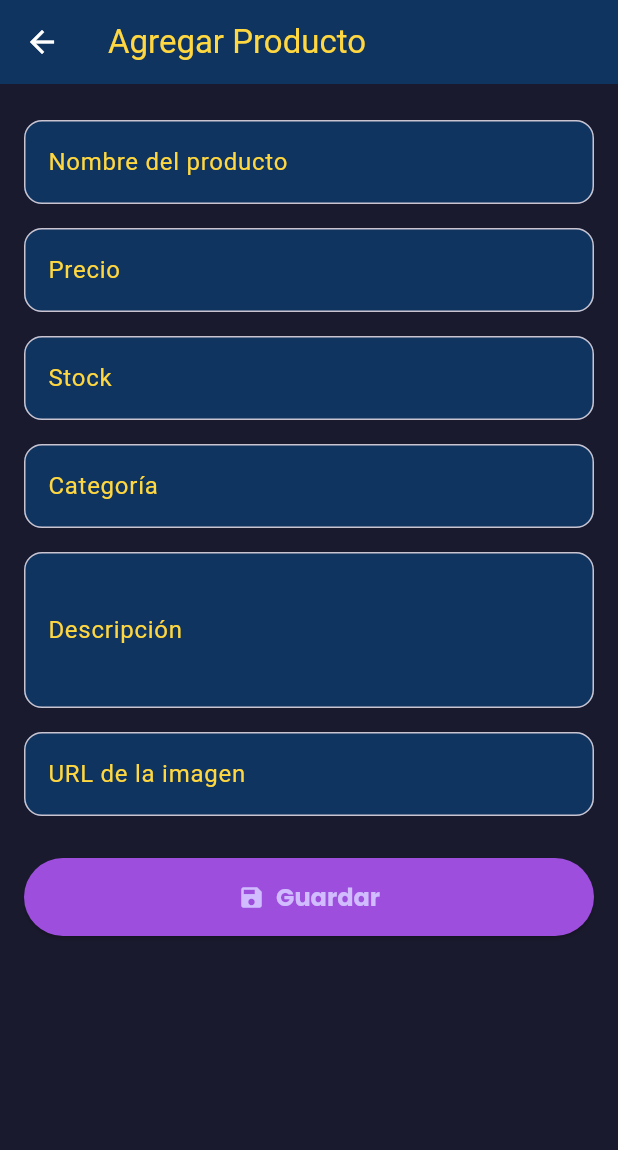
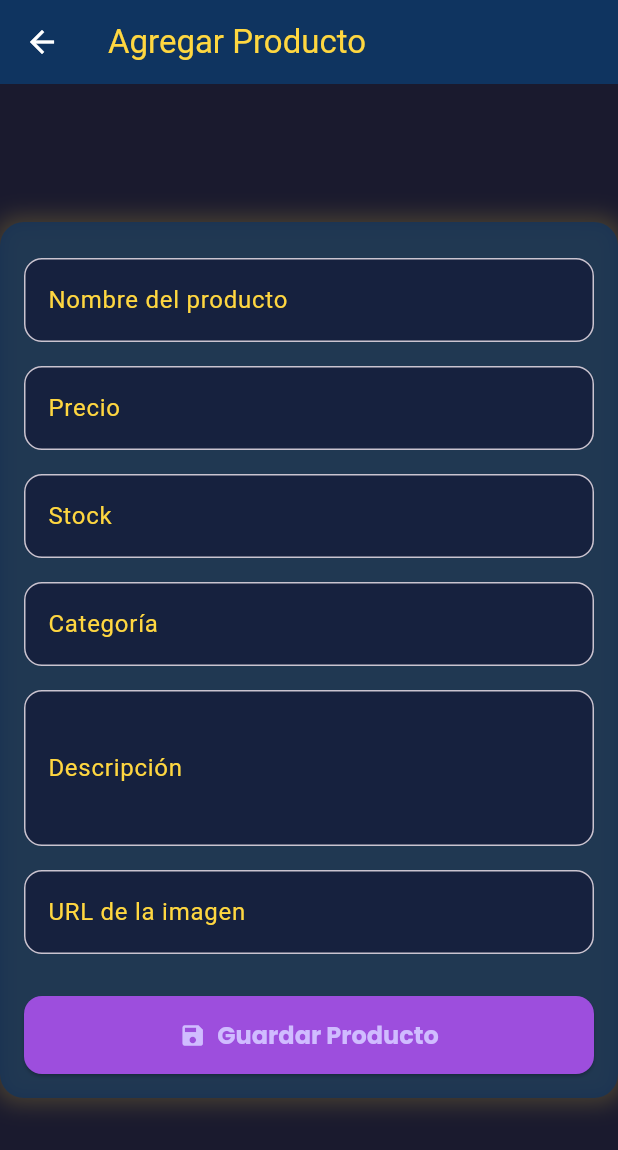
Before and after one commit to gimenavargas/ecomerce, a Flutter app: the AgregarProductoScreen screen opened by its route, on a phone screen of 412 x 824 dp. Shown: the top 1150 px of the screen. Run offline on Flutter 3.47's test engine with Material 3 defaults, Android fonts, the phone set to English and light mode, and no system bars; our stand-ins replace cloud_firestore, firebase_core, google_fonts; accounts and stored records are empty.

Commit message:
añadir productos

```diff
--- a/lib/agregar_producto_screen.dart
+++ b/lib/agregar_producto_screen.dart
@@ -29,12 +29,38 @@ class _AgregarProductoScreenState extends State<AgregarProductoScreen> {
         'image': _imagenController.text,
       });
 
+      if (context.mounted) {
+        ScaffoldMessenger.of(context).showSnackBar(
+          SnackBar(
+            content: Row(
+              children: const [
+                Icon(Icons.check_circle, color: Colors.greenAccent),
+                SizedBox(width: 12),
+                Expanded(child: Text('Producto guardado con éxito 🎉')),
+              ],
+            ),
+            backgroundColor: const Color(0xFF0F3460),
+            behavior: SnackBarBehavior.floating,
+            duration: const Duration(seconds: 3),
+            shape: RoundedRectangleBorder(
+              borderRadius: BorderRadius.circular(16),
+            ),
+            margin: const EdgeInsets.all(16),
+          ),
+        );
+      }
+
+      await Future.delayed(const Duration(milliseconds: 300));
+      if (context.mounted) {
         Navigator.pop(context);
+      }
     }
   }
 
   @override
   Widget build(BuildContext context) {
+    final isLargeScreen = MediaQuery.of(context).size.width > 600;
+
     return Scaffold(
       backgroundColor: const Color(0xFF1A1A2E),
       appBar: AppBar(
@@ -47,11 +73,25 @@ class _AgregarProductoScreenState extends State<AgregarProductoScreen> {
         backgroundColor: const Color(0xFF0F3460),
         iconTheme: const IconThemeData(color: Colors.white),
       ),
-      body: Padding(
+      body: Center(
+        child: Container(
+          constraints: const BoxConstraints(maxWidth: 500),
           padding: const EdgeInsets.all(16),
+          decoration: BoxDecoration(
+            color: const Color(0xFF0F3460).withOpacity(0.7),
+            borderRadius: BorderRadius.circular(16),
+            boxShadow: [
+              BoxShadow(
+                color: Colors.amberAccent.withOpacity(0.2),
+                blurRadius: 12,
+                spreadRadius: 4,
+              )
+            ],
+          ),
           child: Form(
             key: _formKey,
             child: ListView(
+              shrinkWrap: true,
               children: [
                 _buildTextField('Nombre del producto', _nombreController),
                 _buildTextField('Precio', _precioController, tipo: TextInputType.number),
@@ -63,16 +103,20 @@ class _AgregarProductoScreenState extends State<AgregarProductoScreen> {
                 ElevatedButton.icon(
                   onPressed: _guardarProducto,
                   icon: const Icon(Icons.save),
-                label: const Text('Guardar'),
+                  label: const Text('Guardar Producto'),
                   style: ElevatedButton.styleFrom(
                     backgroundColor: const Color(0xFF9D4EDD),
                     padding: const EdgeInsets.symmetric(vertical: 14),
                     textStyle: GoogleFonts.poppins(
                       textStyle: const TextStyle(fontSize: 16, fontWeight: FontWeight.bold),
                     ),
+                    shape: RoundedRectangleBorder(
+                      borderRadius: BorderRadius.circular(12),
+                    ),
                   ),
                 ),
               ],
+            ),
           ),
         ),
       ),
@@ -92,7 +136,7 @@ class _AgregarProductoScreenState extends State<AgregarProductoScreen> {
           labelText: label,
           labelStyle: const TextStyle(color: Colors.amberAccent),
           filled: true,
-          fillColor: const Color(0xFF0F3460),
+          fillColor: const Color(0xFF16213E),
           border: OutlineInputBorder(borderRadius: BorderRadius.circular(12)),
         ),
         validator: (value) {
```
Also changed, not shown: lib/producto_detalle_screen.dart (+25 -5 lines), images/umberto eco.png (added). Lines whose indentation alone changed are shown as unchanged.
